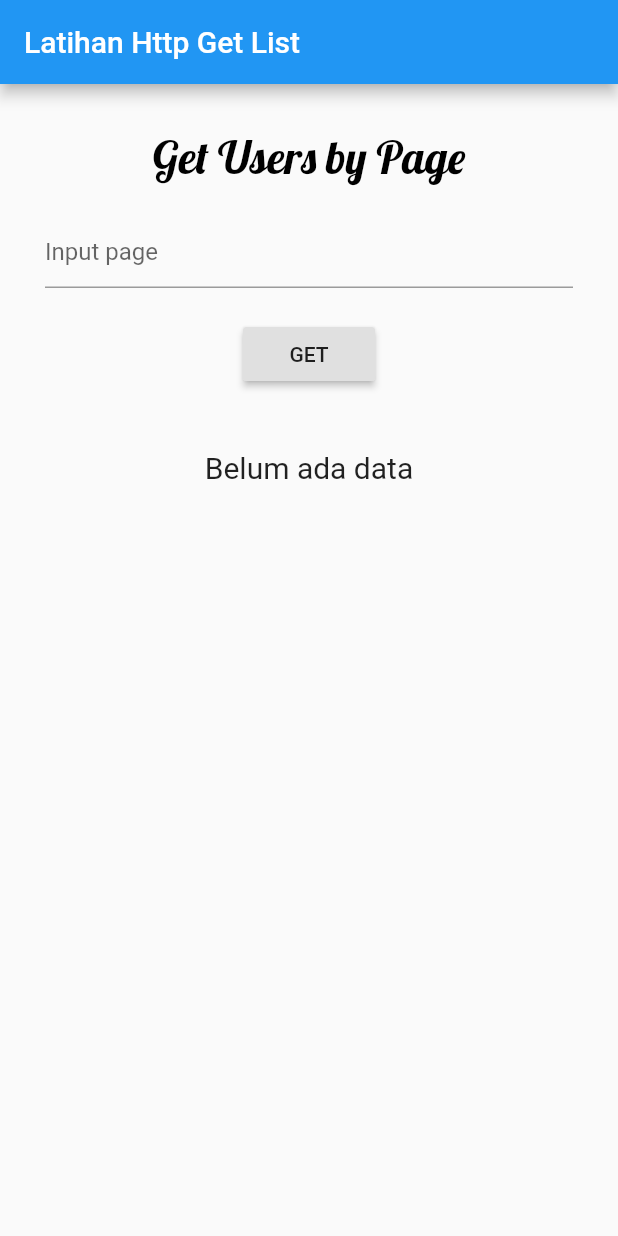
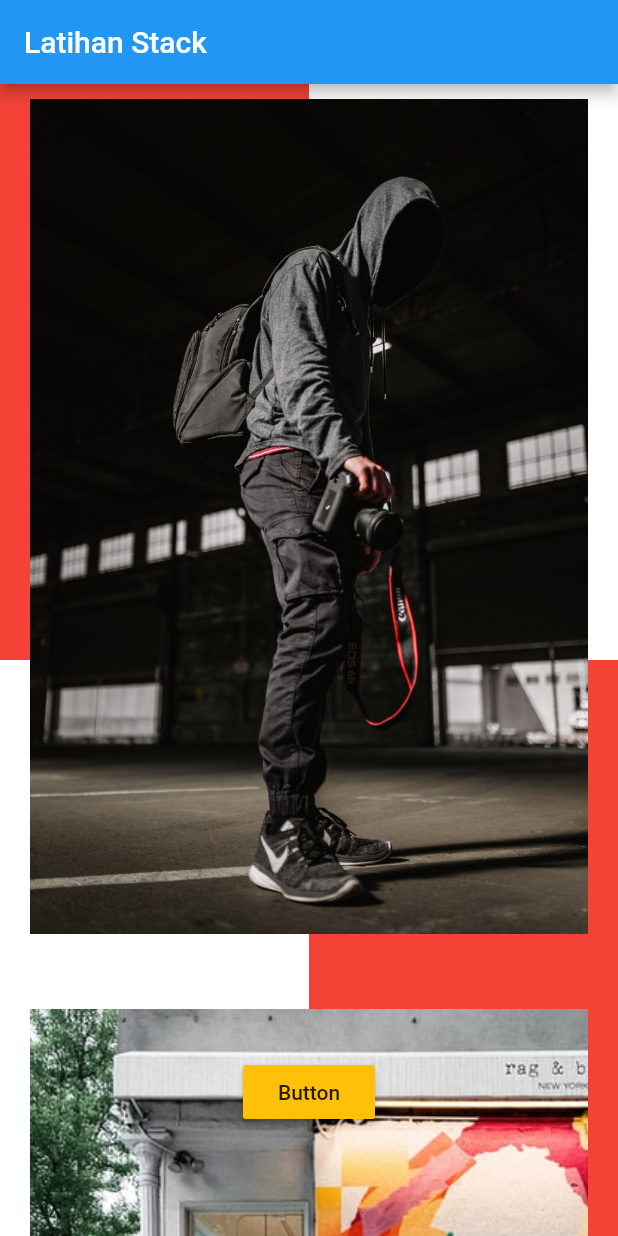
Before and after one commit to akbariyansyah/latihan-flutter, a Flutter app: the screen it shows after launch, on a phone screen of 412 x 824 dp. Run offline on Flutter 3.47's test engine with Material 2 defaults, Android fonts, the phone set to English and light mode, and no system bars.

Commit message:
-Initial Commit -Complete the code

```diff
--- a/lib/main.dart
+++ b/lib/main.dart
@@ -1,6 +1,5 @@
 import 'package:flutter/cupertino.dart';
 import 'package:flutter/material.dart';
-import 'package:myapp/user_model.dart';
 
 void main() {
   runApp(MyApp());
@@ -15,66 +14,82 @@ class MyApp extends StatelessWidget {
   }
 }
 
-class MainPage extends StatefulWidget {
-  @override
-  _MainPageState createState() => _MainPageState();
-}
-
-class _MainPageState extends State<MainPage> {
-  TextEditingController idController = TextEditingController();
-  String output = "Belum ada data";
+class MainPage extends StatelessWidget {
   @override
   Widget build(BuildContext context) {
     return Scaffold(
         appBar: AppBar(
-          title: Text("Latihan Http Get List"),
+          title: Text("Latihan Stack"),
         ),
-        body: Container(
-          margin: EdgeInsets.fromLTRB(10, 30, 10, 0),
-          child: Center(
-            child: Column(
-              mainAxisAlignment: MainAxisAlignment.start,
+        body: Stack(
+          children: [
+            Column(
               children: [
-                Container(
-                  child: Text(
-                    "Get Users by Page",
-                    style: TextStyle(
-                        fontSize: 30,
-                        fontFamily: "Lobster",
-                        fontWeight: FontWeight.w500,
-                        color: Colors.black),
+                Flexible(
+                  flex: 1,
+                  child: Row(
+                    children: [
+                      Flexible(
+                        flex: 1,
+                        child: Container(
+                          color: Colors.red,
+                        ),
+                      ),
+                      Flexible(
+                        flex: 1,
+                        child: Container(
+                          color: Colors.white,
+                        ),
+                      ),
+                    ],
                   ),
                 ),
-                Container(
-                  margin: EdgeInsets.all(20),
-                  child: TextField(
-                    decoration: InputDecoration(hintText: "Input page"),
-                    controller: idController,
-                  ),
-                ),
-                RaisedButton(
-                  child: Text("GET"),
-                  onPressed: () {
-                    User.GetUserList(idController.text).then((res) {
-                      output = "";
-                      for (int i =0;i <res.length;i++) {
-                        output += "id : " + res[i].id + "\t" + "name : " + res[i].name + "\n";
-                      }
-                      setState(() {});
-                    });
-                  },
-                ),
-                Container(
-                  margin: EdgeInsets.fromLTRB(0, 40, 0, 0),
-                  child: Text(
-                    output,style: TextStyle(
-                    fontSize: 20
-                  ),
+                Flexible(
+                  flex: 1,
+                  child: Row(
+                    children: [
+                      Flexible(
+                        flex: 1,
+                        child: Container(
+                          color: Colors.white,
+                        ),
+                      ),
+                      Flexible(
+                        flex: 1,
+                        child: Container(
+                          color: Colors.red,
+                        ),
+                      ),
+                    ],
                   ),
                 ),
               ],
             ),
-          ),
+            ListView(
+              children: [
+                Container(
+                  margin: EdgeInsets.fromLTRB(20, 10, 20, 40),
+                  child: Image.asset("assets/image-1.jpg"),
+                ),
+                Container(
+                  margin: EdgeInsets.fromLTRB(20, 10, 20, 40),
+                  child: Image.asset("assets/image-2.jpg"),
+                ),
+                Container(
+                  margin: EdgeInsets.fromLTRB(20, 10, 20, 40),
+                  child: Image.asset("assets/image-3.jpg"),
+                ),
+              ],
+            ),
+            Align(
+              alignment: Alignment(0,0.80),
+              child: RaisedButton(
+                color: Colors.amber,
+                onPressed: () {},
+                child: Text("Button"),
+              ),
+            )
+          ],
         ));
   }
 }
```
